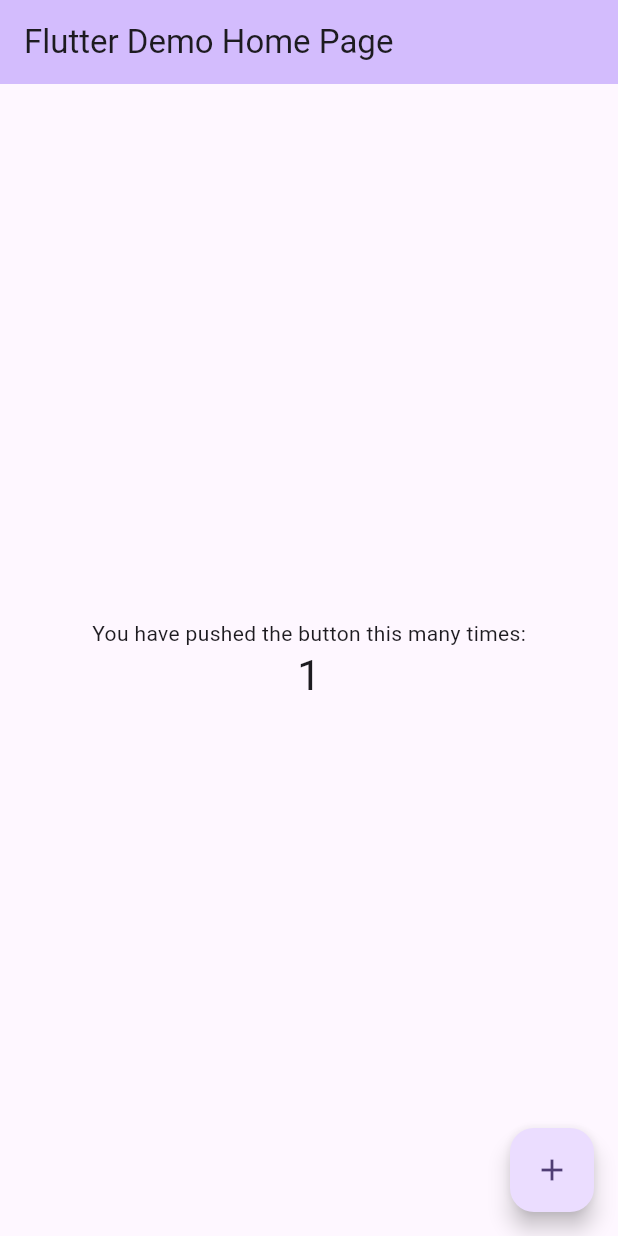
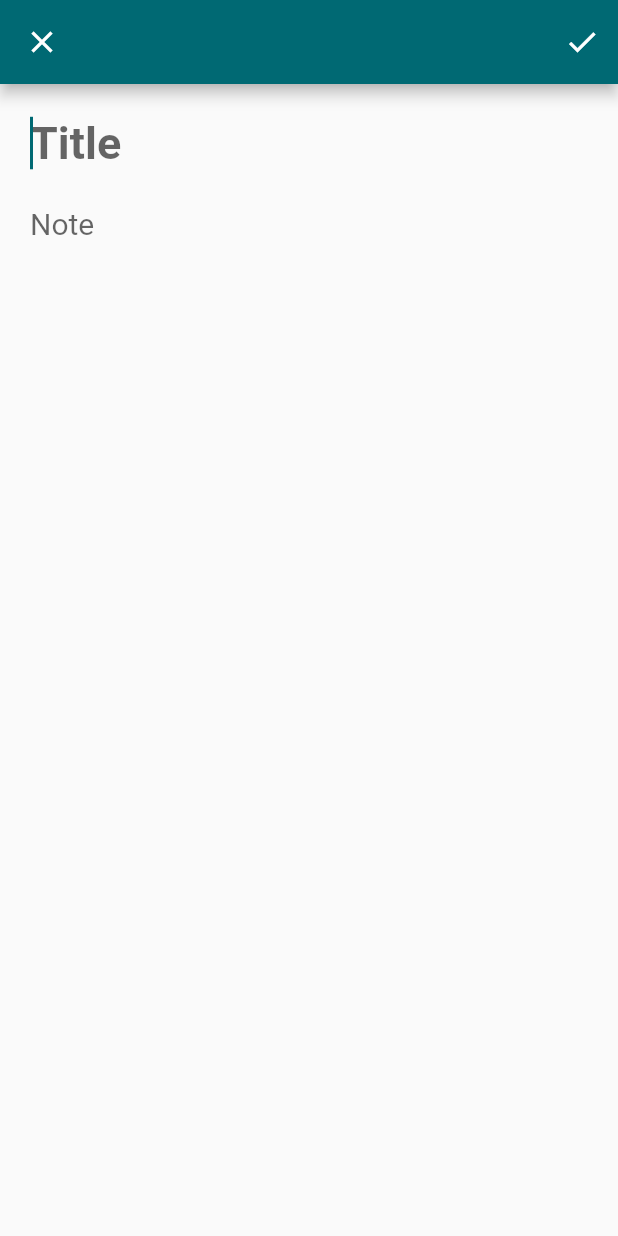
Before and after one commit to 5alafawyyy/Notes-App-using-Flutter-Node.js, a Flutter app: the screen it shows after launch, after a tap on the "add" icon, on a phone screen of 412 x 824 dp. Run offline on Flutter 3.47's test engine with Material 2 defaults, Android fonts, the phone set to English and light mode, and no system bars; network calls fail.

Commit message:
Frontend done

```diff
--- a/frontend/lib/main.dart
+++ b/frontend/lib/main.dart
@@ -1,125 +1,34 @@
 import 'package:flutter/material.dart';
+import 'package:notesapp/pages/home_page.dart';
+import 'package:notesapp/providers/notes_provider.dart';
+import 'package:provider/provider.dart';
 
 void main() {
+  WidgetsFlutterBinding.ensureInitialized();
   runApp(const MyApp());
 }
 
 class MyApp extends StatelessWidget {
   const MyApp({super.key});
 
-  // This widget is the root of your application.
   @override
   Widget build(BuildContext context) {
-    return MaterialApp(
-      title: 'Flutter Demo',
-      theme: ThemeData(
-        // This is the theme of your application.
-        //
-        // TRY THIS: Try running your application with "flutter run". You'll see
-        // the application has a blue toolbar. Then, without quitting the app,
-        // try changing the seedColor in the colorScheme below to Colors.green
-        // and then invoke "hot reload" (save your changes or press the "hot
-        // reload" button in a Flutter-supported IDE, or press "r" if you used
-        // the command line to start the app).
-        //
-        // Notice that the counter didn't reset back to zero; the application
-        // state is not lost during the reload. To reset the state, use hot
-        // restart instead.
-        //
-        // This works for code too, not just values: Most code changes can be
-        // tested with just a hot reload.
-        colorScheme: ColorScheme.fromSeed(seedColor: Colors.deepPurple),
-        useMaterial3: true,
+    return MultiProvider(
+      providers: [
+        ChangeNotifierProvider(
+          create: (context) => NotesProvider(),
+        ),
+      ],
+      child: MaterialApp(
+        debugShowCheckedModeBanner: false,
+        title: 'Notes App',
+        theme: ThemeData(
+          colorScheme: ColorScheme.fromSeed(
+              seedColor: const Color.fromARGB(255, 58, 169, 183)),
+          useMaterial3: false,
+        ),
+        home: const HomePage(),
       ),
-      home: const MyHomePage(title: 'Flutter Demo Home Page'),
     );
   }
 }
-
-class MyHomePage extends StatefulWidget {
-  const MyHomePage({super.key, required this.title});
-
-  // This widget is the home page of your application. It is stateful, meaning
-  // that it has a State object (defined below) that contains fields that affect
-  // how it looks.
-
-  // This class is the configuration for the state. It holds the values (in this
-  // case the title) provided by the parent (in this case the App widget) and
-  // used by the build method of the State. Fields in a Widget subclass are
-  // always marked "final".
-
-  final String title;
-
-  @override
-  State<MyHomePage> createState() => _MyHomePageState();
-}
-
-class _MyHomePageState extends State<MyHomePage> {
-  int _counter = 0;
-
-  void _incrementCounter() {
-    setState(() {
-      // This call to setState tells the Flutter framework that something has
-      // changed in this State, which causes it to rerun the build method below
-      // so that the display can reflect the updated values. If we changed
-      // _counter without calling setState(), then the build method would not be
-      // called again, and so nothing would appear to happen.
-      _counter++;
-    });
-  }
-
-  @override
-  Widget build(BuildContext context) {
-    // This method is rerun every time setState is called, for instance as done
-    // by the _incrementCounter method above.
-    //
-    // The Flutter framework has been optimized to make rerunning build methods
-    // fast, so that you can just rebuild anything that needs updating rather
-    // than having to individually change instances of widgets.
-    return Scaffold(
-      appBar: AppBar(
-        // TRY THIS: Try changing the color here to a specific color (to
-        // Colors.amber, perhaps?) and trigger a hot reload to see the AppBar
-        // change color while the other colors stay the same.
-        backgroundColor: Theme.of(context).colorScheme.inversePrimary,
-        // Here we take the value from the MyHomePage object that was created by
-        // the App.build method, and use it to set our appbar title.
-        title: Text(widget.title),
-      ),
-      body: Center(
-        // Center is a layout widget. It takes a single child and positions it
-        // in the middle of the parent.
-        child: Column(
-          // Column is also a layout widget. It takes a list of children and
-          // arranges them vertically. By default, it sizes itself to fit its
-          // children horizontally, and tries to be as tall as its parent.
-          //
-          // Column has various properties to control how it sizes itself and
-          // how it positions its children. Here we use mainAxisAlignment to
-          // center the children vertically; the main axis here is the vertical
-          // axis because Columns are vertical (the cross axis would be
-          // horizontal).
-          //
-          // TRY THIS: Invoke "debug painting" (choose the "Toggle Debug Paint"
-          // action in the IDE, or press "p" in the console), to see the
-          // wireframe for each widget.
-          mainAxisAlignment: MainAxisAlignment.center,
-          children: <Widget>[
-            const Text(
-              'You have pushed the button this many times:',
-            ),
-            Text(
-              '$_counter',
-              style: Theme.of(context).textTheme.headlineMedium,
-            ),
-          ],
-        ),
-      ),
-      floatingActionButton: FloatingActionButton(
-        onPressed: _incrementCounter,
-        tooltip: 'Increment',
-        child: const Icon(Icons.add),
-      ), // This trailing comma makes auto-formatting nicer for build methods.
-    );
-  }
-}
--- /dev/null
+++ b/frontend/lib/models/note.dart
@@ -0,0 +1,41 @@
+
+class Note {
+  String id;
+  String userid;
+  String title;
+  String? content;
+  DateTime? dateadded;
+
+  Note({
+    required this.id,
+    required this.userid,
+    required this.title,
+    this.content,
+    this.dateadded,
+  });
+
+  Map<String, dynamic> toMap() {
+    return <String, dynamic>{
+      'id': id,
+      'userid': userid,
+      'title': title,
+      'content': content,
+      'dateadded': dateadded?.toIso8601String(),
+    };
+  }
+
+  factory Note.fromMap(Map<String, dynamic> map) {
+    return Note(
+      id: map['id'] as String,
+      userid: map['userid'] as String,
+      title: map['title'] as String,
+      content: map['content'] != null ? map['content'] as String : null,
+      dateadded:
+          map['dateadded'] != null ? DateTime.tryParse(map['dateadded']) : null,
+    );
+  }
+
+  // String toJson() => json.encode(toMap());
+
+  // factory Note.fromJson(String source) => Note.fromMap(json.decode(source) as Map<String, dynamic>);
+}
--- /dev/null
+++ b/frontend/lib/pages/add_new_note_page.dart
@@ -0,0 +1,106 @@
+import 'package:flutter/material.dart';
+import 'package:notesapp/models/note.dart';
+import 'package:provider/provider.dart';
+import 'package:uuid/uuid.dart';
+
+import '../providers/notes_provider.dart';
+
+class AddNewNotePage extends StatefulWidget {
+  final bool isUpdate;
+  final Note? note;
+  const AddNewNotePage({Key? key, required this.isUpdate, this.note})
+      : super(key: key);
+
+  @override
+  State<AddNewNotePage> createState() => _AddNewNotePageState();
+}
+
+class _AddNewNotePageState extends State<AddNewNotePage> {
+  TextEditingController titleController = TextEditingController();
+  TextEditingController contentController = TextEditingController();
+
+  FocusNode noteFocus = FocusNode();
+
+  void addNewNote() {
+    Note newNote = Note(
+      id: const Uuid().v1(),
+      userid: 'ahmedkhallaf209@gmail.com', //TODO: change the static user
+      title: titleController.text,
+      content: contentController.text,
+      dateadded: DateTime.now(),
+    );
+
+    Provider.of<NotesProvider>(context, listen: false).addNote(newNote);
+    Navigator.pop(context);
+  }
+void updateNote() {
+    widget.note!.title = titleController.text;
+    widget.note!.content = contentController.text;
+    widget.note!.dateadded = DateTime.now();
+    Provider.of<NotesProvider>(context, listen: false).updateNote(widget.note!);
+    Navigator.pop(context);
+  }
+
+  @override
+  void initState() {
+    super.initState();
+
+    if (widget.isUpdate) {
+      titleController.text = widget.note!.title;
+      contentController.text = widget.note!.content!;
+    }
+  }
+
+  @override
+  Widget build(BuildContext context) {
+
+    return Scaffold(
+       appBar: AppBar(
+        actions: [
+          IconButton(
+            onPressed: () {
+              if (widget.isUpdate) {
+                updateNote();
+              } else {
+                addNewNote();
+              }
+            },
+            icon: const Icon(Icons.check),
+          ),
+        ],
+      ),
+      body: SafeArea(
+        child: Padding(
+          padding: const EdgeInsets.symmetric(horizontal: 20, vertical: 10),
+          child: Column(
+            children: [
+              TextField(
+                controller: titleController,
+                autofocus: (widget.isUpdate == true) ? false : true,
+                onSubmitted: (val) {
+                  if (val != "") {
+                    noteFocus.requestFocus();
+                  }
+                },
+                style:
+                    const TextStyle(fontSize: 30, fontWeight: FontWeight.bold),
+                decoration: const InputDecoration(
+                    hintText: "Title", border: InputBorder.none),
+              ),
+              Expanded(
+                child: TextField(
+                  controller: contentController,
+                  focusNode: noteFocus,
+                  maxLines: null,
+                  style: const TextStyle(fontSize: 20),
+                  decoration: const InputDecoration(
+                      hintText: "Note", border: InputBorder.none),
+                ),
+              ),
+            ],
+          ),
+        ),
+      ),
+    );
+  }
+}
--- /dev/null
+++ b/frontend/lib/pages/home_page.dart
@@ -0,0 +1,142 @@
+import 'package:flutter/cupertino.dart';
+import 'package:flutter/material.dart';
+import 'package:notesapp/pages/add_new_note_page.dart';
+import 'package:notesapp/providers/notes_provider.dart';
+import 'package:provider/provider.dart';
+
+import '../models/note.dart';
+
+class HomePage extends StatefulWidget {
+  const HomePage({super.key});
+
+  @override
+  State<HomePage> createState() => _HomePageState();
+}
+
+class _HomePageState extends State<HomePage> {
+  String searchQuery = "";
+
+  @override
+  Widget build(BuildContext context) {
+    NotesProvider notesProvider = Provider.of<NotesProvider>(context);
+    return Scaffold(
+      appBar: AppBar(
+        title: const Text('Notes App'),
+        centerTitle: true,
+      ),
+      body: (notesProvider.isLoading == false)
+          ? SafeArea(
+              child: (notesProvider.notes.length > 0)
+                  ? ListView(
+                      children: [
+                        Padding(
+                          padding: const EdgeInsets.all(8.0),
+                          child: TextField(
+                            onChanged: (val) {
+                              setState(() {
+                                searchQuery = val;
+                              });
+                            },
+                            decoration: InputDecoration(hintText: "Search"),
+                          ),
+                        ),
+                        (notesProvider.getFilteredNotes(searchQuery).length > 0)
+                            ? GridView.builder(
+                                physics: NeverScrollableScrollPhysics(),
+                                shrinkWrap: true,
+                                gridDelegate:
+                                    const SliverGridDelegateWithFixedCrossAxisCount(
+                                        crossAxisCount: 2),
+                                itemCount: notesProvider
+                                    .getFilteredNotes(searchQuery)
+                                    .length,
+                                itemBuilder: (context, index) {
+                                  Note currentNote = notesProvider
+                                      .getFilteredNotes(searchQuery)[index];
+
+                                  return GestureDetector(
+                                    onTap: () {
+                                      // Update
+                                      Navigator.push(
+                                        context,
+                                        CupertinoPageRoute(
+                                            builder: (context) =>
+                                                AddNewNotePage(
+                                                  isUpdate: true,
+                                                  note: currentNote,
+                                                )),
+                                      );
+                                    },
+                                    onLongPress: () {
+                                      // Delete
+                                      notesProvider.deleteNote(currentNote);
+                                    },
+                                    child: Container(
+                                      margin: const EdgeInsets.all(5),
+                                      padding: const EdgeInsets.all(10),
+                                      decoration: BoxDecoration(
+                                        borderRadius: BorderRadius.circular(10),
+                                        border: Border.all(
+                                            color: Colors.grey, width: 2),
+                                      ),
+                                      child: Column(
+                                        crossAxisAlignment:
+                                            CrossAxisAlignment.start,
+                                        children: [
+                                          Text(
+                                            currentNote.title,
+                                            style: const TextStyle(
+                                                fontWeight: FontWeight.bold,
+                                                fontSize: 20),
+                                            maxLines: 1,
+                                            overflow: TextOverflow.ellipsis,
+                                          ),
+                                          const SizedBox(
+                                            height: 7,
+                                          ),
+                                          Text(
+                                            currentNote.content!,
+                                            style: TextStyle(
+                                                fontSize: 18,
+                                                color: Colors.grey[700]),
+                                            maxLines: 5,
+                                            overflow: TextOverflow.ellipsis,
+                                          ),
+                                        ],
+                                      ),
+                                    ),
+                                  );
+                                },
+                              )
+                            : Padding(
+                                padding: EdgeInsets.all(20),
+                                child: Text(
+                                  "No notes found!",
+                                  textAlign: TextAlign.center,
+                                ),
+                              ),
+                      ],
+                    )
+                  : Center(
+                      child: Text("No notes yet"),
+                    ),
+            )
+          : Center(
+              child: CircularProgressIndicator(),
+            ),
+      floatingActionButton: FloatingActionButton(
+        onPressed: () {
+          Navigator.push(
+            context,
+            CupertinoPageRoute(
+                fullscreenDialog: true,
+                builder: (context) => const AddNewNotePage(
+                      isUpdate: false,
+                    )),
+          );
+        },
+        child: const Icon(Icons.add),
+      ),
+    );
+  }
+}
--- /dev/null
+++ b/frontend/lib/providers/notes_provider.dart
@@ -0,0 +1,57 @@
+import 'package:flutter/cupertino.dart';
+
+import '../models/note.dart';
+import '../services/api_service.dart';
+
+class NotesProvider with ChangeNotifier {
+  bool isLoading = true;
+
+  List<Note> notes = [];
+  NotesProvider() {
+    fetchNotes();
+  }
+
+  List<Note> getFilteredNotes(String searchQuery) {
+    return notes
+        .where((element) =>
+            element.title.toLowerCase().contains(searchQuery.toLowerCase()) ||
+            element.content!.toLowerCase().contains(searchQuery.toLowerCase()))
+        .toList();
+  }
+
+  void sortNotes() {
+    notes.sort((a, b) => b.dateadded!.compareTo(a.dateadded!));
+  }
+
+  void addNote(Note note) {
+    notes.add(note);
+    sortNotes();
+    notifyListeners();
+    ApiService.addNote(note);
+  }
+
+  void updateNote(Note note) {
+    int indexOfNote =
+        notes.indexOf(notes.firstWhere((element) => element.id == note.id));
+    notes[indexOfNote] = note;
+    sortNotes();
+    notifyListeners();
+    ApiService.addNote(note);
+  }
+
+  void deleteNote(Note note) {
+    int indexOfNote =
+        notes.indexOf(notes.firstWhere((element) => element.id == note.id));
+    notes.removeAt(indexOfNote);
+    sortNotes();
+    notifyListeners();
+    ApiService.deleteNote(note);
+  }
+
+  void fetchNotes() async {
+    notes = await ApiService.fetchNotes("ahmedkhallaf2098@gmail.com");
+    sortNotes();
+    isLoading = false;
+    notifyListeners();
+  }
+}
--- /dev/null
+++ b/frontend/lib/services/api_service.dart
@@ -0,0 +1,37 @@
+import 'dart:convert';
+import 'dart:developer';
+
+import 'package:notesapp/models/note.dart';
+import 'package:http/http.dart' as http;
+
+class ApiService {
+  static const String _baseUrl = "https://notes-app-using-flutter-node-js.onrender.com/notes";
+
+  static Future<void> addNote(Note note) async {
+    Uri requestUri = Uri.parse("$_baseUrl/add");
+    var response = await http.post(requestUri, body: note.toMap());
+    var decoded = jsonDecode(response.body);
+    log(decoded.toString());
+  }
+
+  static Future<void> deleteNote(Note note) async {
+    Uri requestUri = Uri.parse("$_baseUrl/delete");
+    var response = await http.post(requestUri, body: note.toMap());
+    var decoded = jsonDecode(response.body);
+    log(decoded.toString());
+  }
+
+  static Future<List<Note>> fetchNotes(String userid) async {
+    Uri requestUri = Uri.parse("$_baseUrl/list");
+    var response = await http.get(requestUri, );
+    var decoded = jsonDecode(response.body);
+
+    List<Note> notes = [];
+    for (var noteMap in decoded) {
+      Note newNote = Note.fromMap(noteMap);
+      notes.add(newNote);
+    }
+
+    return notes;
+  }
+}
```
Also changed, not shown: frontend/pubspec.yaml (+7 -34 lines), frontend/pubspec.lock, 1 other file.
